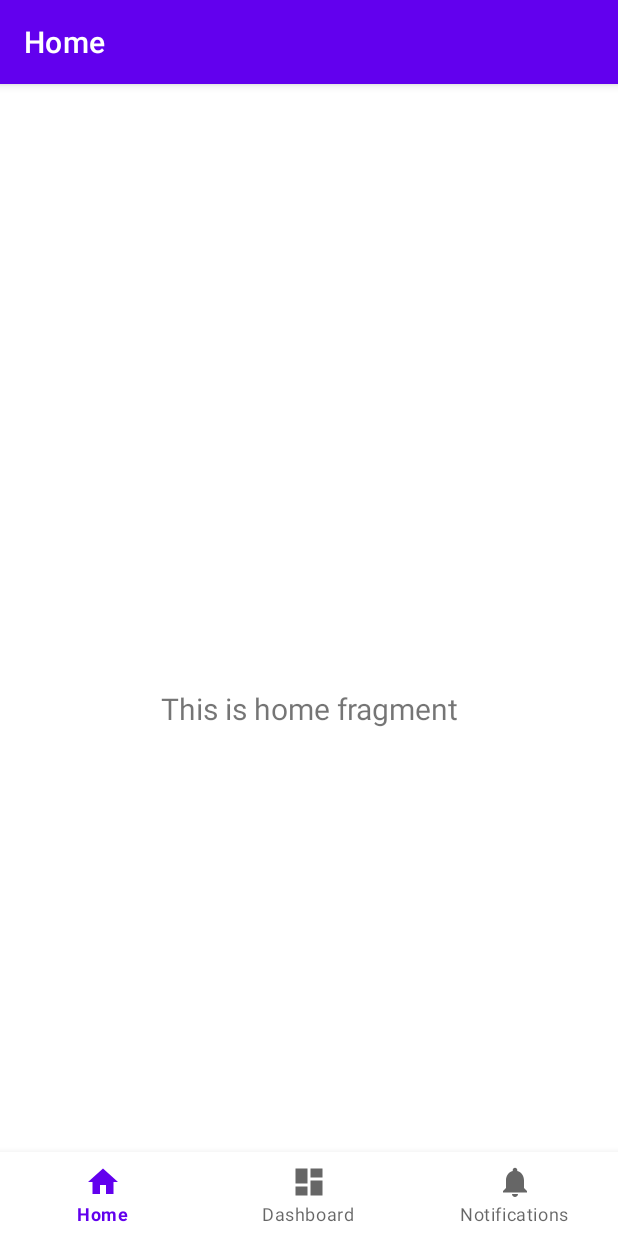
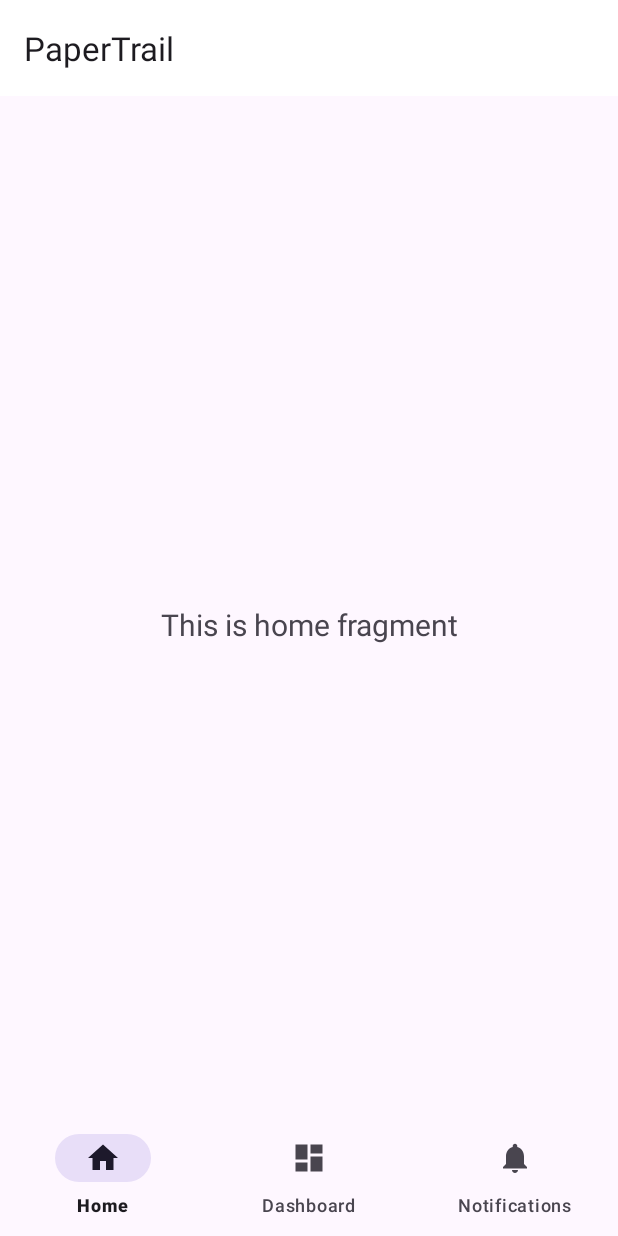
Before and after one commit to FallAPI/PaperTrail-App, an Android app: the screen it shows after launch (MainActivity), on a phone screen of 412 x 824 dp. Run offline under Robolectric (Android 15) with nearby library versions, the light colour scheme and no system bars; our stand-ins replace navigation-ui.

Commit message:
Add custom toolbar

```diff
--- a/app/src/main/java/com/group2/papertrail/MainActivity.java
+++ b/app/src/main/java/com/group2/papertrail/MainActivity.java
@@ -30,8 +30,11 @@ public class MainActivity extends AppCompatActivity {
                 R.id.navigation_home, R.id.navigation_dashboard, R.id.navigation_notifications)
                 .build();
         NavController navController = Navigation.findNavController(this, R.id.nav_host_fragment_activity_main);
-        NavigationUI.setupActionBarWithNavController(this, navController, appBarConfiguration);
-        NavigationUI.setupWithNavController(binding.navView, navController);
+
+        setSupportActionBar(binding.myToolbar);
+
+//        NavigationUI.setupActionBarWithNavController(this, navController, appBarConfiguration);
+//        NavigationUI.setupWithNavController(binding.navView, navController);
     }
 
 }
--- a/app/src/main/res/layout/activity_main.xml
+++ b/app/src/main/res/layout/activity_main.xml
@@ -1,10 +1,22 @@
 <?xml version="1.0" encoding="utf-8"?>
 <androidx.constraintlayout.widget.ConstraintLayout xmlns:android="http://schemas.android.com/apk/res/android"
     xmlns:app="http://schemas.android.com/apk/res-auto"
+    xmlns:tools="http://schemas.android.com/tools"
     android:id="@+id/container"
     android:layout_width="match_parent"
-    android:layout_height="match_parent"
-    android:paddingTop="?attr/actionBarSize">
+    android:layout_height="match_parent">
+
+    <com.google.android.material.appbar.MaterialToolbar
+        android:id="@+id/myToolbar"
+        android:layout_width="match_parent"
+        android:layout_height="?attr/actionBarSize"
+        android:background="?attr/colorPrimary"
+        android:elevation="4dp"
+        app:layout_constraintEnd_toEndOf="parent"
+        app:layout_constraintHorizontal_bias="0.0"
+        app:layout_constraintStart_toStartOf="parent"
+        app:layout_constraintTop_toTopOf="parent"
+        app:popupTheme="@style/ThemeOverlay.Material3.Light" />
 
     <com.google.android.material.bottomnavigation.BottomNavigationView
         android:id="@+id/nav_view"
--- a/app/src/main/res/values-night/themes.xml
+++ b/app/src/main/res/values-night/themes.xml
@@ -1,6 +1,6 @@
 <resources xmlns:tools="http://schemas.android.com/tools">
     <!-- Base application theme. -->
-    <style name="Theme.PaperTrail" parent="Theme.MaterialComponents.DayNight.DarkActionBar">
+    <style name="Theme.PaperTrail" parent="Theme.MaterialComponents.DayNight.NoActionBar">
         <!-- Primary brand color. -->
         <item name="colorPrimary">@color/purple_200</item>
         <item name="colorPrimaryVariant">@color/purple_700</item>
--- a/app/src/main/res/values/themes.xml
+++ b/app/src/main/res/values/themes.xml
@@ -1,14 +1,14 @@
 <resources xmlns:tools="http://schemas.android.com/tools">
     <!-- Base application theme. -->
-    <style name="Theme.PaperTrail" parent="Theme.MaterialComponents.DayNight.DarkActionBar">
+    <style name="Theme.PaperTrail" parent="Theme.Material3.Light.NoActionBar">
         <!-- Primary brand color. -->
-        <item name="colorPrimary">@color/purple_500</item>
-        <item name="colorPrimaryVariant">@color/purple_700</item>
-        <item name="colorOnPrimary">@color/white</item>
+        <item name="colorPrimary">@color/design_default_color_surface</item>
+        <item name="colorPrimaryVariant">@color/design_default_color_primary_variant</item>
+        <item name="colorOnPrimary">@color/design_default_color_on_primary</item>
         <!-- Secondary brand color. -->
-        <item name="colorSecondary">@color/teal_200</item>
-        <item name="colorSecondaryVariant">@color/teal_700</item>
-        <item name="colorOnSecondary">@color/black</item>
+        <item name="colorSecondary">@color/design_default_color_secondary</item>
+        <item name="colorSecondaryVariant">@color/design_default_color_secondary_variant</item>
+        <item name="colorOnSecondary">@color/design_default_color_on_secondary</item>
         <!-- Status bar color. -->
         <item name="android:statusBarColor">?attr/colorPrimaryVariant</item>
         <!-- Customize your theme here. -->
```
